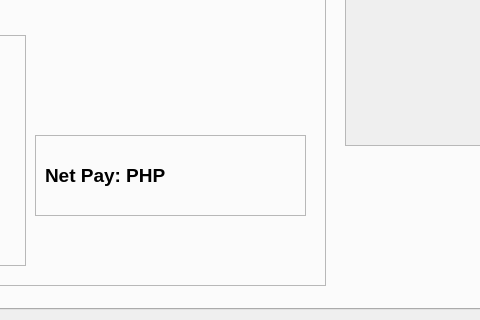
Before: the Qt Designer form EMS_Desktop_App/UIs/EmployeeView.ui in cedie712/EMS_Project, drawn with Qt 5; both pictures show x 447 to 927 and y 391 to 711 of the 1142 by 711 pixel window.
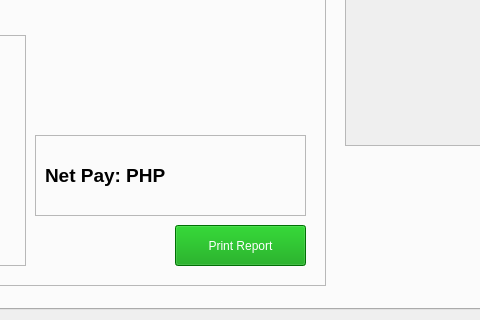
After: the same form once the commit is applied. The open tabs and pages were chosen to show the change. Icons and pictures are not drawn.

Commit message: add gen pdf and print function

Patch:
```diff
--- a/EMS_Desktop_App/UIs/EmployeeView.ui
+++ b/EMS_Desktop_App/UIs/EmployeeView.ui
@@ -1014,6 +1014,33 @@
         </property>
        </widget>
       </widget>
+      <widget class="QPushButton" name="print_btn">
+       <property name="geometry">
+        <rect>
+         <x>590</x>
+         <y>460</y>
+         <width>131</width>
+         <height>41</height>
+        </rect>
+       </property>
+       <property name="focusPolicy">
+        <enum>Qt::TabFocus</enum>
+       </property>
+       <property name="styleSheet">
+        <string notr="true">color: #fff;
+background-color: rgb(0, 156, 5);
+font: 14px/20px &quot;Helvetica Neue&quot;,Helvetica,Arial,sans-serif;</string>
+       </property>
+       <property name="text">
+        <string>Print Report</string>
+       </property>
+       <property name="iconSize">
+        <size>
+         <width>30</width>
+         <height>30</height>
+        </size>
+       </property>
+      </widget>
      </widget>
      <widget class="QScrollArea" name="scrollArea">
       <property name="geometry">
```
Left out of the diff: 2 changed lines with no effect on the pictures. The commit also changes 7 other files.
